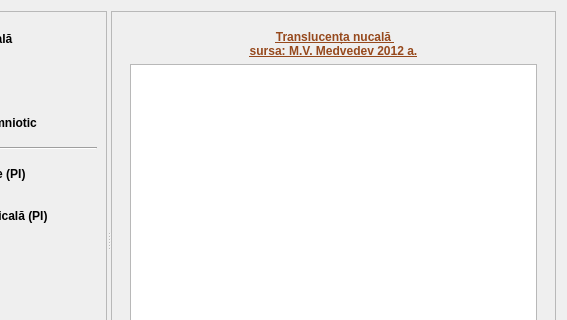
Qt form catalogs/normograms.ui (debalex77/USG) before a commit; both pictures show x 153 to 720 and y 0 to 320 of the 720 by 480 pixel window.
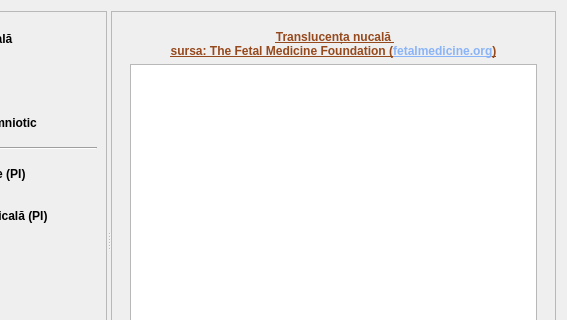
The same form after that commit. Icons and pictures are not drawn.

Commit message: added data fetalmedicine

Patch:
```diff
--- a/catalogs/normograms.ui
+++ b/catalogs/normograms.ui
@@ -141,8 +141,7 @@
               <string notr="true">color: rgb(150, 73, 29);</string>
              </property>
              <property name="text">
-              <string>Translucența nucală 
-sursa: M.V. Medvedev 2012 a.</string>
+              <string>&lt;html&gt;&lt;head/&gt;&lt;body&gt;Translucența nucală &lt;br&gt;sursa: The Fetal Medicine Foundation (&lt;a href=&quot;https://fetalmedicine.org/research/assess/nt&quot;&gt;&lt;span style=&quot; text-decoration: underline; color:#8ab4f8;&quot;&gt;fetalmedicine.org&lt;/span&gt;&lt;/a&gt;)&lt;/body&gt;&lt;/html&gt;</string>
              </property>
              <property name="alignment">
               <set>Qt::AlignCenter</set>
```
Left out of the diff: 3 changed lines with no effect on the pictures. The commit also changes 1 other file.
